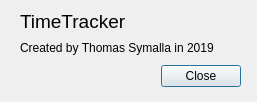
Above: timetracker/aboutdialog.ui from tsymalla/timetracker before the change. Below: the same form after it.
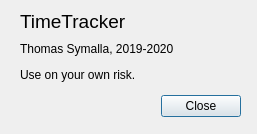
That is the form after the change.

Commit message: Minor changes, window shortcuts

Diff of the .ui file:
```diff
--- a/timetracker/aboutdialog.ui
+++ b/timetracker/aboutdialog.ui
@@ -7,7 +7,7 @@
     <x>0</x>
     <y>0</y>
     <width>257</width>
-    <height>102</height>
+    <height>134</height>
    </rect>
   </property>
   <property name="windowTitle">
@@ -17,7 +17,7 @@
    <property name="geometry">
     <rect>
      <x>30</x>
-     <y>60</y>
+     <y>90</y>
      <width>211</width>
      <height>32</height>
     </rect>
@@ -29,13 +29,13 @@
     <set>QDialogButtonBox::Close</set>
    </property>
   </widget>
-  <widget class="QWidget" name="">
+  <widget class="QWidget" name="layoutWidget">
    <property name="geometry">
     <rect>
      <x>20</x>
      <y>10</y>
      <width>221</width>
-     <height>46</height>
+     <height>74</height>
     </rect>
    </property>
    <layout class="QVBoxLayout" name="verticalLayout">
@@ -54,7 +54,14 @@
     <item>
      <widget class="QLabel" name="label_2">
       <property name="text">
-       <string>Created by Thomas Symalla in 2019</string>
+       <string>Thomas Symalla, 2019-2020</string>
+      </property>
+     </widget>
+    </item>
+    <item>
+     <widget class="QLabel" name="label_3">
+      <property name="text">
+       <string>Use on your own risk.</string>
       </property>
      </widget>
     </item>
```
The commit also changes 5 other files.
